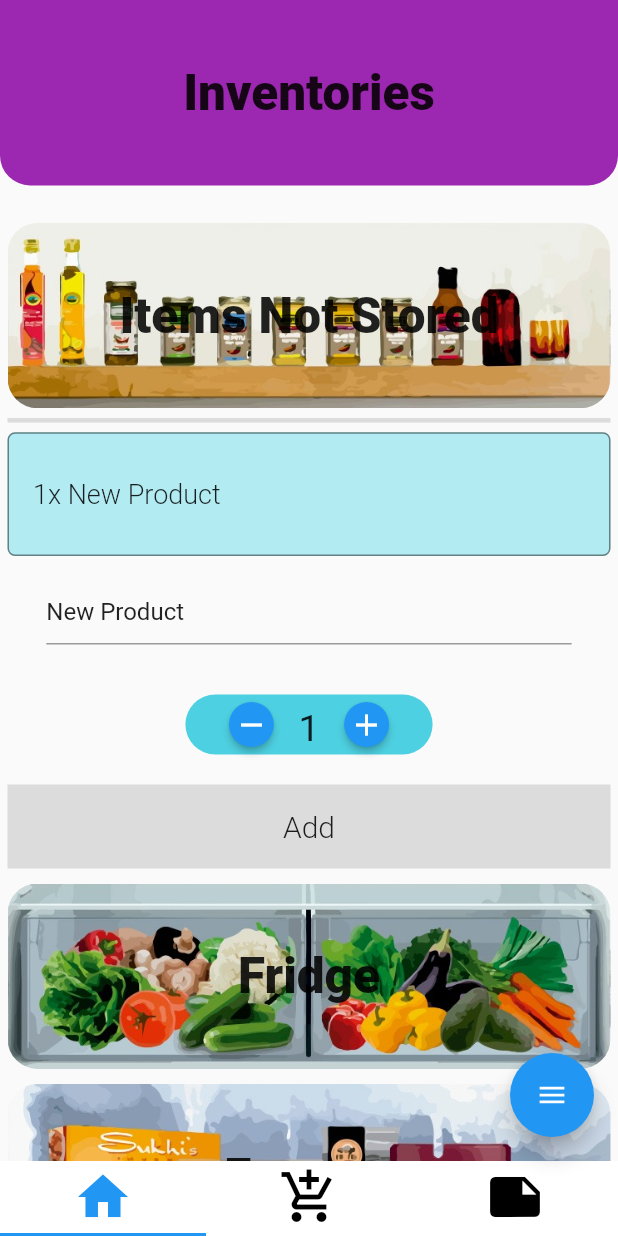
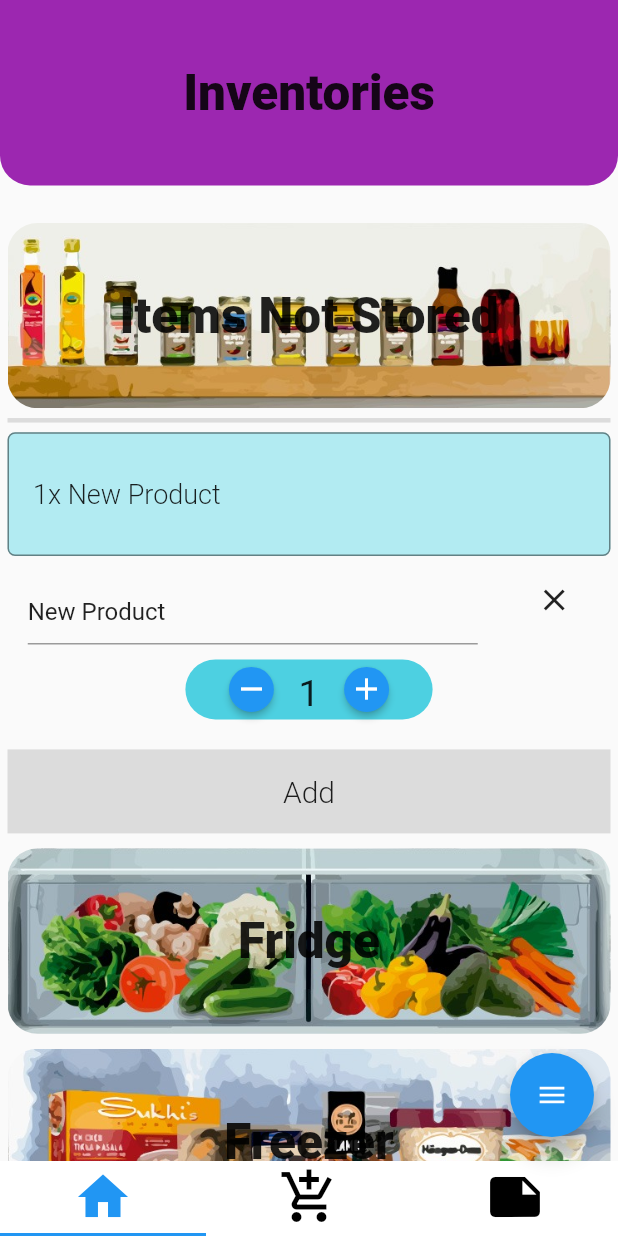
Before and after one commit to edu-morgado/dispenser, a Flutter app: the screen it shows after launch, after a tap on "Items Not Stored", after a tap on "Add", on a phone screen of 412 x 824 dp. Run offline on Flutter 3.47's test engine with Material 2 defaults, Android fonts, the phone set to English and light mode, and no system bars; drawn by our look-alikes of auto_size_text, flutter_speed_dial; our stand-ins replace dropdown_formfield, rflutter_alert, share, sqflite; accounts and stored records are empty; generated files the repository leaves out were written again; Roboto replaces fonts that are missing (Montserrat); statements that could not run were skipped.

Commit message:
new ivnentor page with funcionalities working already

```diff
--- a/dispenser_ui/lib/home/inventory/foodItems_column.dart
+++ b/dispenser_ui/lib/home/inventory/foodItems_column.dart
@@ -2,8 +2,7 @@ import 'package:dispenser_ui/customizedwidgets/columnBuilder.dart';
 import 'package:flutter/material.dart';
 import 'package:dispenser_ui/customizedwidgets/counter.dart';
 
-class FoodItemColumn extends StatefulWidget{
-
+class FoodItemColumn extends StatefulWidget {
   final Function updateParentState;
   FoodItemColumn(this.updateParentState);
 
@@ -19,7 +18,7 @@ class FoodItemColumnState extends State<FoodItemColumn> {
   FoodItemColumnState(this.updateParentState);
 
   num quantity = 1;
-  int openedTile = 1;
+  int openedTile = -1;
   List<bool> isChecked = List<bool>();
   List<dynamic> products = [];
   List<Widget> addTilesManager = new List<Widget>();
@@ -39,7 +38,7 @@ class FoodItemColumnState extends State<FoodItemColumn> {
         'quantity': quantity
       }); // first tile appears already open
 
-      addTilesManager.add(addClosedTile(products[0],openedTile, context));
+      addTilesManager.add(addClosedTile(products[0], 1, context));
       addTilesManager.add(Container(
           child: ListTile(
             onTap: () => addTileToTiles(context),
@@ -57,7 +56,7 @@ class FoodItemColumnState extends State<FoodItemColumn> {
   }
 
   void addTileToTiles(BuildContext context) {
-    if (products.length != 0) {
+    if (products.length != 0 && openedTile != -1) {
       products[openedTile - 1] = {
         'name': _nameController.text,
         'quantity': quantity,
@@ -74,7 +73,7 @@ class FoodItemColumnState extends State<FoodItemColumn> {
     // adding a new product element for new input information, adding an ADD tile to the end of widget list
 
     addTilesManager[addTilesManager.length - 2] =
-        addOpenedTile(products[products.length - 1], context);
+        addOpenedTile(products[products.length - 1],addTilesManager.length - 2,  context);
     // making the before-than-last tile the opened Tile using the last element of
     // information because last tile is the add button (doesnt neeed information)
 
@@ -101,19 +100,29 @@ class FoodItemColumnState extends State<FoodItemColumn> {
         ));
   }
 
-  Widget addOpenedTile(dynamic tileInfo, BuildContext context) {
+  Widget addOpenedTile(dynamic tileInfo, int ownIndex, BuildContext context) {
     return Column(
       children: [
-        Center(
-          child: Container(
-            width: MediaQuery.of(context).size.width * 0.85,
-            height: MediaQuery.of(context).size.height * 0.1,
+        Row(mainAxisAlignment: MainAxisAlignment.spaceAround, children: [
+          Container(
+            width: 300,
             child: nameInput(
               context,
               tileInfo['name'],
             ),
           ),
-        ),
+          IconButton(
+            icon: Icon(
+              Icons.close,
+            ),
+            onPressed: ()  {
+              setState(() {
+                openedTile = -1;
+                addTilesManager[ownIndex] = addClosedTile(tileInfo, ownIndex, context);
+              });
+            },
+          )
+        ]),
         SizedBox(
           height: 10,
         ),
@@ -141,7 +150,7 @@ class FoodItemColumnState extends State<FoodItemColumn> {
       alignment: Alignment.center,
       child: InkWell(
         onTap: () {
-          if(openedTile != -1) {
+          if (openedTile != -1) {
             products[openedTile - 1] = {
               'name': _nameController.text,
               'quantity': quantity,
@@ -149,11 +158,18 @@ class FoodItemColumnState extends State<FoodItemColumn> {
             addTilesManager[openedTile] =
                 addClosedTile(products[openedTile - 1], openedTile, context);
             addTilesManager[newIndex] =
-                addOpenedTile(products[newIndex - 1], context);
+                addOpenedTile(products[newIndex - 1], newIndex, context);
             _nameController.text = products[newIndex - 1]["name"];
             quantity = products[newIndex - 1]["quantity"];
           }
+          else{
+            print("openedTile is supose to be -1 -> $openedTile");
+              addTilesManager[newIndex] =
+                addOpenedTile(products[newIndex - 1], newIndex, context);
+          }
           openedTile = newIndex;
+          print("openedTile is supose to be 1 -> $openedTile");
+
           updateParentState();
         },
         child: ListTile(
--- a/dispenser_ui/lib/home/inventory/inventoryManager.dart
+++ b/dispenser_ui/lib/home/inventory/inventoryManager.dart
@@ -166,15 +166,45 @@ class InventoryState extends State<Inventory> {
               padding: EdgeInsets.all(5.0),
               child: InkWell(
                   onLongPress: () => selected(index),
-                  onTap: () {
-                    setState(() {
-                      isOpened != index ? isOpened = index : isOpened = -1;
-                    });
-                  },
                   child: Stack(alignment: Alignment.topLeft, children: [
                     index == isOpened
                         ? Column(children: [
-                            Container(
+                            GestureDetector(
+                              onTap: () {
+                                setState(() {
+                                  isOpened != index
+                                      ? isOpened = index
+                                      : isOpened = -1;
+                                });
+                              },
+                              child: Container(
+                                child: godfathersNameStyle(manager
+                                    .inventories.inventories[index].name),
+                                width: MediaQuery.of(context).size.width,
+                                height:
+                                    MediaQuery.of(context).size.height * 0.15,
+                                alignment: Alignment.center,
+                                decoration: BoxDecoration(
+                                  borderRadius: BorderRadius.circular(20.0),
+                                  image: DecorationImage(
+                                    image: AssetImage(
+                                        'assets/inventory/${manager.inventories.inventories[index].ttype}.jpeg'),
+                                    fit: BoxFit.cover,
+                                  ),
+                                ),
+                              ),
+                            ),
+                            FoodItemColumn(updateFoodItems)
+                          ])
+                        : GestureDetector(
+                            onTap: () {
+                              setState(() {
+                                isOpened != index
+                                    ? isOpened = index
+                                    : isOpened = -1;
+                              });
+                            },
+                            child: Container(
                               child: godfathersNameStyle(
                                   manager.inventories.inventories[index].name),
                               width: MediaQuery.of(context).size.width,
@@ -187,22 +217,6 @@ class InventoryState extends State<Inventory> {
                                       'assets/inventory/${manager.inventories.inventories[index].ttype}.jpeg'),
                                   fit: BoxFit.cover,
                                 ),
-                              ),
-                            ),
-                            FoodItemColumn(updateFoodItems)
-                          ])
-                        : Container(
-                            child: godfathersNameStyle(
-                                manager.inventories.inventories[index].name),
-                            width: MediaQuery.of(context).size.width,
-                            height: MediaQuery.of(context).size.height * 0.15,
-                            alignment: Alignment.center,
-                            decoration: BoxDecoration(
-                              borderRadius: BorderRadius.circular(20.0),
-                              image: DecorationImage(
-                                image: AssetImage(
-                                    'assets/inventory/${manager.inventories.inventories[index].ttype}.jpeg'),
-                                fit: BoxFit.cover,
                               ),
                             ),
                           ),
```
